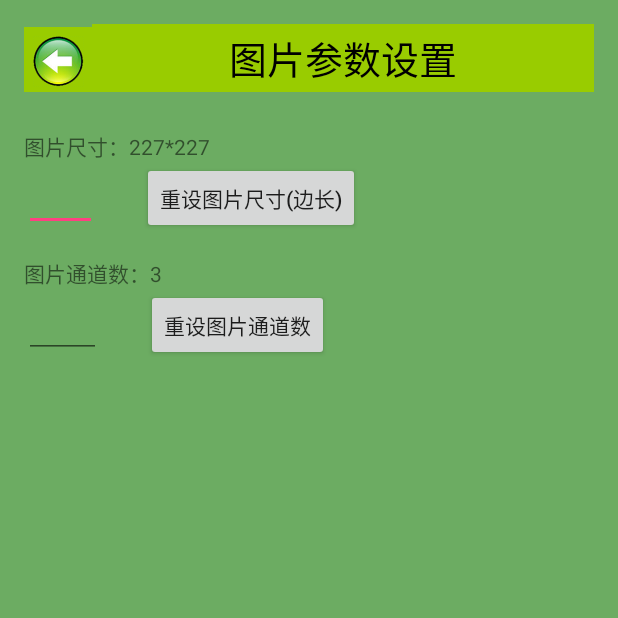
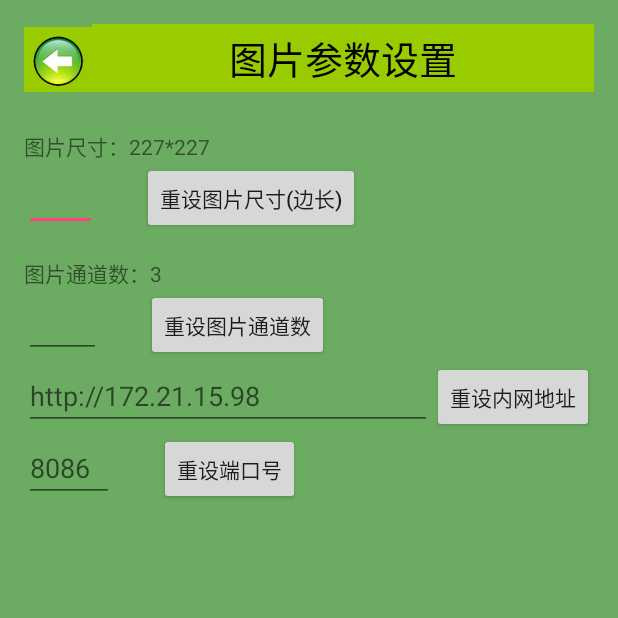
Before and after one commit to eager3466/FlowerRecog, an Android app: the SettingsActivity screen opened directly, with no data from a screen before it, on a phone screen of 412 x 824 dp, the top half of it. Run offline under Robolectric (Android 15) with nearby library versions, the phone set to English and light mode, and no system bars.

Commit message:
[New Feature] Add custom IP address and Port.
Signed-off-by: --global <412771519@qq.com>

```diff
--- a/app/src/main/java/com/bjut/eager/flowerrecog/Ui/SettingsActivity.java
+++ b/app/src/main/java/com/bjut/eager/flowerrecog/Ui/SettingsActivity.java
@@ -3,10 +3,12 @@ package com.bjut.eager.flowerrecog.Ui;
 import android.app.Activity;
 import android.content.SharedPreferences;
 import android.os.Bundle;
+import android.text.TextUtils;
 import android.view.View;
 import android.widget.Button;
 import android.widget.EditText;
 import android.widget.TextView;
+import android.widget.Toast;
 
 import com.bjut.eager.flowerrecog.R;
 import com.bjut.eager.flowerrecog.common.constant.Consts;
@@ -19,6 +21,9 @@ public class SettingsActivity extends Activity {
     private TextView picSizeText;
     private EditText input_channel;
     private TextView picChannelText;
+    private EditText inputServerUrl;
+    private EditText inputServerPort;
+
     private Button btn_back;
 
     @Override
@@ -30,6 +35,9 @@ public class SettingsActivity extends Activity {
         picSizeText = (TextView) findViewById(R.id.picSize);
         input_channel = (EditText) findViewById(R.id.setPicChannel);
         picChannelText = (TextView) findViewById(R.id.picChannel);
+        btn_back = findViewById(R.id.btn_back);
+        inputServerUrl = findViewById(R.id.set_server_url);
+        inputServerPort = findViewById(R.id.set_server_port);
 
         int picSize = PreferenceUtils.getInt(PreferenceConsts.PIC_SIZE, PreferenceConsts.DEFAULT_PIC_SIZE);
         int picChannel = PreferenceUtils.getInt(PreferenceConsts.PIC_CHANNEL, PreferenceConsts.DEFAULT_PIC_CHANNEL);
@@ -58,11 +66,41 @@ public class SettingsActivity extends Activity {
             }
         });
 
-        findViewById(R.id.btn_back).setOnClickListener(new View.OnClickListener() {
+        btn_back.setOnClickListener(new View.OnClickListener() {
             @Override
             public void onClick(View v) {
                SettingsActivity.this.finish();
             }
         });
+
+        findViewById(R.id.btn_cfm_url).setOnClickListener(new View.OnClickListener() {
+            @Override
+            public void onClick(View v) {
+                if (!TextUtils.isEmpty(inputServerUrl.getText())) {
+                    String url = inputServerUrl.getText().toString();
+                    PreferenceUtils.putString(PreferenceConsts.SERVER_URL, url);
+                    Toast.makeText(SettingsActivity.this, "修改地址成功", Toast.LENGTH_SHORT).show();
+                } else {
+                    Toast.makeText(SettingsActivity.this, "请输入服务器地址", Toast.LENGTH_SHORT).show();
+                }
+            }
+        });
+
+        findViewById(R.id.btn_cfm_port).setOnClickListener(new View.OnClickListener() {
+            @Override
+            public void onClick(View v) {
+                if (TextUtils.isEmpty(inputServerPort.getText())) {
+                    String port = inputServerPort.getText().toString();
+                    try {
+                        PreferenceUtils.putInt(PreferenceConsts.SERVER_PORT, Integer.parseInt(port));
+                        Toast.makeText(SettingsActivity.this, "修改端口成功", Toast.LENGTH_SHORT).show();
+                    } catch (NumberFormatException e) {
+                        Toast.makeText(SettingsActivity.this, "端口号输入不为整数", Toast.LENGTH_SHORT).show();
+                    }
+                } else {
+                    Toast.makeText(SettingsActivity.this, "请输入端口号", Toast.LENGTH_SHORT).show();
+                }
+            }
+        });
     }
 }
--- a/app/src/main/java/com/bjut/eager/flowerrecog/Utils/DownloadImageTask.java
+++ b/app/src/main/java/com/bjut/eager/flowerrecog/Utils/DownloadImageTask.java
@@ -7,6 +7,8 @@ import android.util.LruCache;
 import android.widget.ImageView;
 
 import com.bjut.eager.flowerrecog.common.constant.Consts;
+import com.bjut.eager.flowerrecog.common.constant.PreferenceConsts;
+import com.bjut.eager.flowerrecog.common.util.PreferenceUtils;
 
 import java.io.BufferedOutputStream;
 import java.io.File;
@@ -41,8 +43,10 @@ public class DownloadImageTask implements Runnable {
     @Override
     public void run() {
         OkHttpClient httpClient = new OkHttpClient();
+        String innerUrl = PreferenceUtils.getString(PreferenceConsts.SERVER_URL, "") + Consts.SEPARATOR
+                + PreferenceUtils.getInt(PreferenceConsts.SERVER_PORT, 0);
         Request request = new Request.Builder()
-                .url(Consts.PICTURE_GET_URL_INNER+mTypeCode)
+                .url(innerUrl + Consts.PICTURE_GET_URL_SUFFIX +mTypeCode)
                 .build();
         Call call = httpClient.newCall(request);
         call.enqueue(new Callback() {
--- a/app/src/main/java/com/bjut/eager/flowerrecog/common/constant/Consts.java
+++ b/app/src/main/java/com/bjut/eager/flowerrecog/common/constant/Consts.java
@@ -18,9 +18,11 @@ public class Consts {
     public static final String PIC_CACHE_PATH = IMAGE_PATH + "cache/";
     public static final String TEMP_FILE_NAME = "uploadTemp.jpg";
 
-    public static final String SERVER_URL_INNER = "http://172.21.15.117:8086";
+    public static final String SERVER_URL_DEFAULT = "http://172.21.15.98";
+    public static final int SERVER_PORT_DEFAULT = 8086;
+    public static final String SEPARATOR = ":";
     public static final String SERVER_URL_OUTER = "http://mpccl.bjut.edu.cn/paperretrieval/transmit";
-    public static final String PICTURE_GET_URL_INNER = "http://172.21.15.117:8086?type_code=";
+    public static final String PICTURE_GET_URL_SUFFIX = "?type_code=";
     public static final String PIC_APPENDIX = ".jpg";
     public static final String PIC_TITLE = "image";
 
--- a/app/src/main/java/com/bjut/eager/flowerrecog/common/constant/PreferenceConsts.java
+++ b/app/src/main/java/com/bjut/eager/flowerrecog/common/constant/PreferenceConsts.java
@@ -12,6 +12,8 @@ public class PreferenceConsts {
     public static final String SERVER_ADDRESS = "server_address";
     public static final String PIC_SIZE = "pic_size";
     public static final String PIC_CHANNEL = "pic_size";
+    public static final String SERVER_URL = "server_url";
+    public static final String SERVER_PORT = "server_port";
     public static final int DEFAULT_PIC_SIZE = 227;
     public static final int DEFAULT_PIC_CHANNEL = 3;
 }
--- a/app/src/main/res/layout/activity_settings.xml
+++ b/app/src/main/res/layout/activity_settings.xml
@@ -118,4 +118,45 @@
             android:layout_marginLeft="30dp" />
     </LinearLayout>
 
+    <LinearLayout
+        android:orientation="horizontal"
+        android:layout_width="match_parent"
+        android:layout_height="wrap_content"
+        android:weightSum="1">
+
+        <EditText
+            android:layout_width="0dp"
+            android:layout_height="wrap_content"
+            android:hint="http://172.21.15.98"
+            android:id="@+id/set_server_url"
+            android:layout_weight="1" />
+
+        <Button
+            android:text="重设内网地址"
+            android:layout_width="wrap_content"
+            android:layout_height="wrap_content"
+            android:id="@+id/btn_cfm_url" />
+    </LinearLayout>
+
+    <LinearLayout
+        android:orientation="horizontal"
+        android:layout_width="match_parent"
+        android:layout_height="wrap_content"
+        android:weightSum="1">
+
+        <EditText
+            android:layout_width="60dp"
+            android:layout_height="wrap_content"
+            android:hint="8086"
+            android:id="@+id/set_server_port" />
+
+        <Button
+            android:text="重设端口号"
+            android:layout_width="wrap_content"
+            android:layout_height="wrap_content"
+            android:layout_marginRight="15dp"
+            android:id="@+id/btn_cfm_port"
+            android:layout_marginLeft="30dp" />
+    </LinearLayout>
+
 </LinearLayout>
--- a/app/src/main/res/values/styles.xml
+++ b/app/src/main/res/values/styles.xml
@@ -1,7 +1,7 @@
 <resources>
 
     <!-- Base application theme. -->
-    <style name="AppTheme" parent="Theme.AppCompat.Light.DarkActionBar">
+    <style name="AppTheme" parent="Base.Theme.AppCompat.Light.DarkActionBar">
         <!-- Customize your theme here. -->
         <item name="colorPrimary">@color/colorPrimary</item>
         <item name="colorPrimaryDark">@color/colorPrimaryDark</item>
```
Also changed, not shown: app/src/main/java/com/bjut/eager/flowerrecog/Ui/MainActivity.java (+25 -8 lines).
